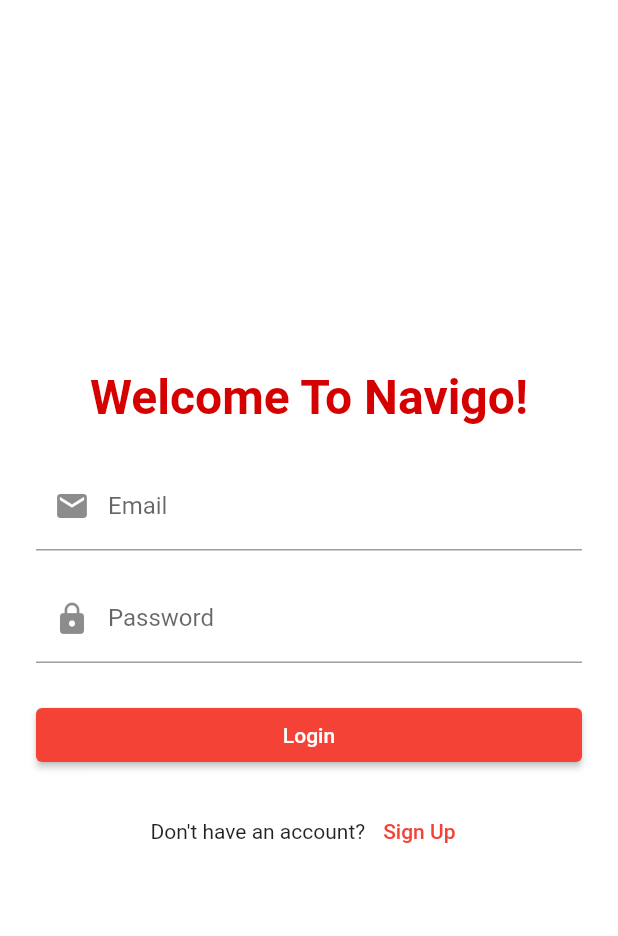
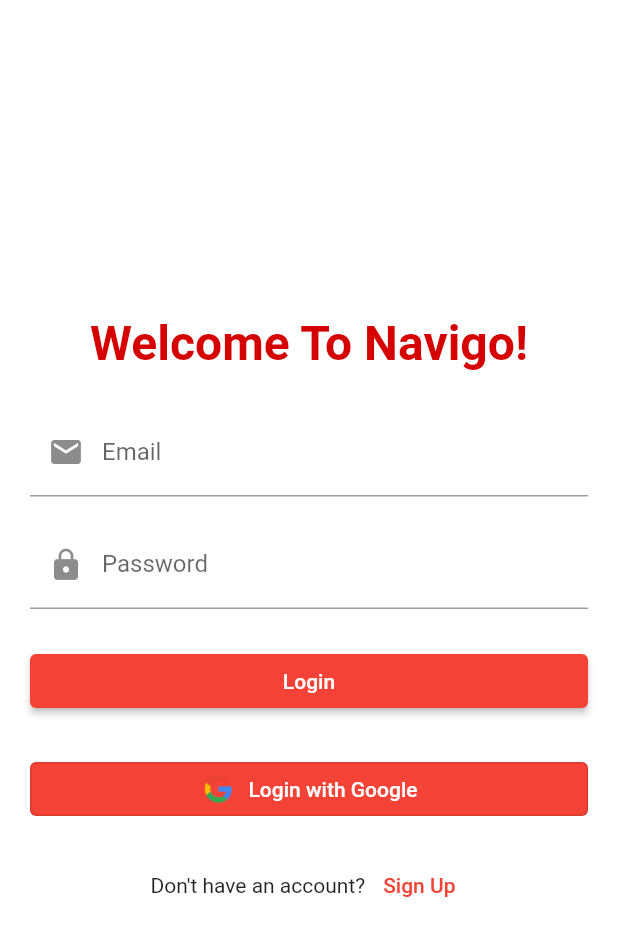
Before and after one commit to Huzaifa201017/Navigo, a Flutter app: the screen it shows after launch, on a phone screen of 412 x 824 dp. Shown: the top 936 px of the screen. Run offline on Flutter 3.47's test engine with Material 2 defaults, Android fonts, the phone set to English and light mode, and no system bars; our stand-ins replace firebase_auth, firebase_core, google_maps_flutter, google_sign_in; accounts and stored records are empty.

Commit message:
All login SignUp Functionality done!

```diff
--- a/lib/LoginPage.dart
+++ b/lib/LoginPage.dart
@@ -1,5 +1,6 @@
 import 'package:firebase_auth/firebase_auth.dart';
 import 'package:flutter/material.dart';
+import 'package:navigo/FirebaseServices.dart';
 import 'package:navigo/SignUpPage.dart';
 
 class LoginPage extends StatefulWidget {
@@ -11,13 +12,12 @@
   TextEditingController emailController = TextEditingController();
   TextEditingController passwordController = TextEditingController();
   final _formKey = GlobalKey<FormState>();
-
   @override
   Widget build(BuildContext context) {
     return Scaffold(
       backgroundColor: Colors.white,
       body: Padding(
-        padding: EdgeInsets.all(24),
+        padding: EdgeInsets.all(20),
         child: Form(
           key: _formKey,
           child: Column(
@@ -72,12 +72,40 @@
                       FirebaseAuth.instance.signInWithEmailAndPassword(email: emailController.text, password: passwordController.text).then((value) => Navigator.push(
                         context,
                         MaterialPageRoute(builder: (context) => Login()),)
-
                       ).onError((error, stackTrace) {
                         print("Error ${error.toString()}");
                       });
                     }
                   },
+                ),
+              ),
+              SizedBox(height: 24),
+              SizedBox(
+                width: double.infinity,
+                child: OutlinedButton.icon(
+                  icon: Image.asset('assets/images/google.png', height: 24),
+                  label: Text('Login with Google'),
+                  onPressed: () {
+                    FirebaseServices().signInWithGoogle().then((user) {
+                      Navigator.push(
+                        context,
+                        MaterialPageRoute(builder: (context) => Login()),
+                      );
+                    }).catchError((error) {
+                      print('Error signing in with Google: $error');
+                    });
+                  },
+                  style: OutlinedButton.styleFrom(
+                    backgroundColor: Colors.red,
+                    foregroundColor: Colors.white
+                    // shape: RoundedRectangleBorder(
+                    //   borderRadius: BorderRadius.circular(20),
+                    // ),
+                    // side: BorderSide(
+                    //   color: Colors.grey,
+                    //   width: 1,
+                    // ),
+                  ),
                 ),
               ),
               SizedBox(height: 16),
@@ -103,6 +131,7 @@
       ),
     );
   }
+
 }
 
 class Login extends StatelessWidget {
--- a/lib/main.dart
+++ b/lib/main.dart
@@ -17,7 +17,8 @@
   Widget build(BuildContext context) {
     return MaterialApp(
       title: "Flutter Ap",
-      theme: ThemeData(primarySwatch: Colors.red),
+      theme: ThemeData(primarySwatch: Colors.red,
+      outlinedButtonTheme: OutlinedButtonThemeData()),
       home:  LoginPage(),
     );
   }
```
Also changed, not shown: lib/FirebaseServices.dart (added, +33 -0 lines), pubspec.yaml (+4 -3 lines), assets/images/google.png (added), pubspec.lock.
